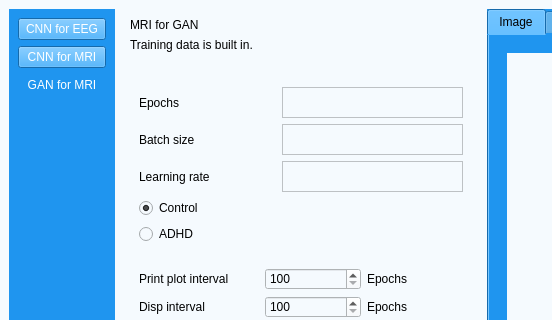
Above: UI/aUI_projekt_GAN.ui from matimusial/ADHDPredictorApp before the change; both pictures show x 0 to 552 and y 0 to 320 of the 1280 by 760 pixel window. Below: the same form after it.
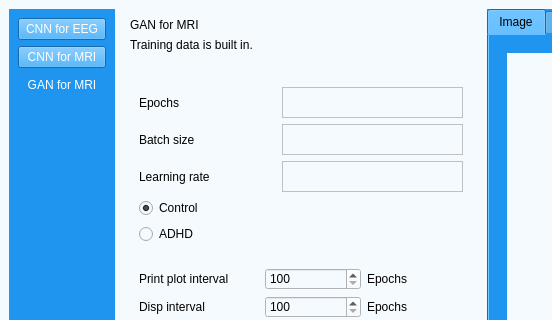
That is the form after the change. Icons and pictures are not drawn.

Commit message: label text correction

Diff of the .ui file:
```diff
--- a/UI/aUI_projekt_GAN.ui
+++ b/UI/aUI_projekt_GAN.ui
@@ -464,7 +464,7 @@
        <item row="0" column="0">
         <widget class="QLabel" name="window_name">
          <property name="text">
-          <string>MRI for GAN</string>
+          <string>GAN for MRI</string>
          </property>
          <property name="scaledContents">
           <bool>false</bool>
```
The commit also changes 2 other files.
